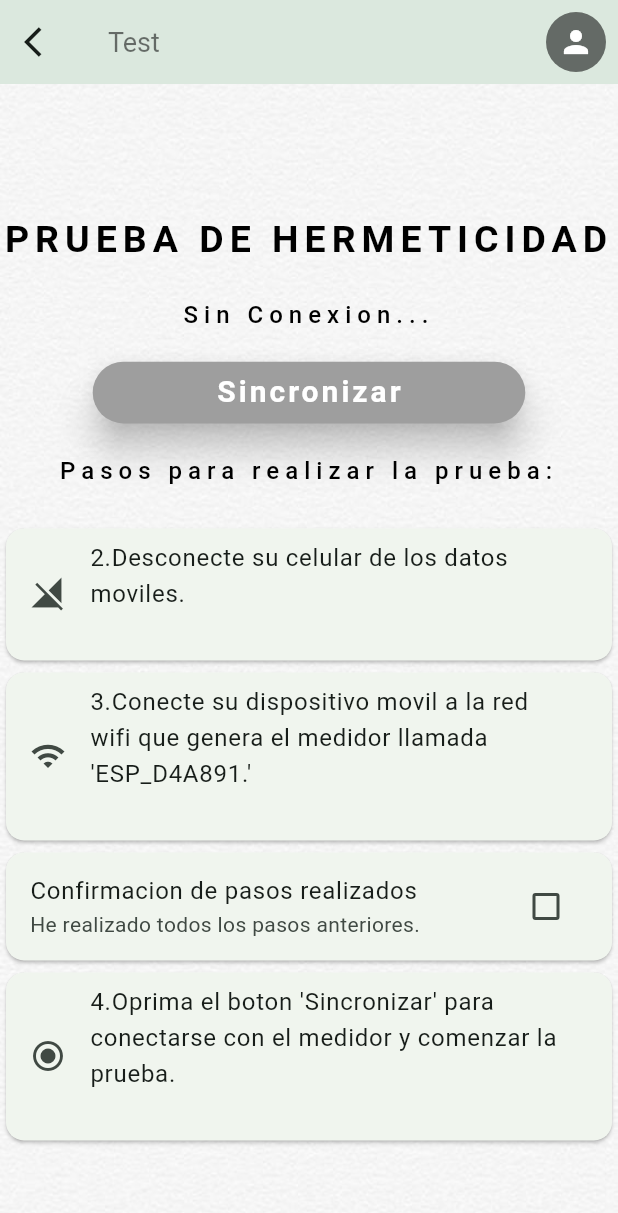
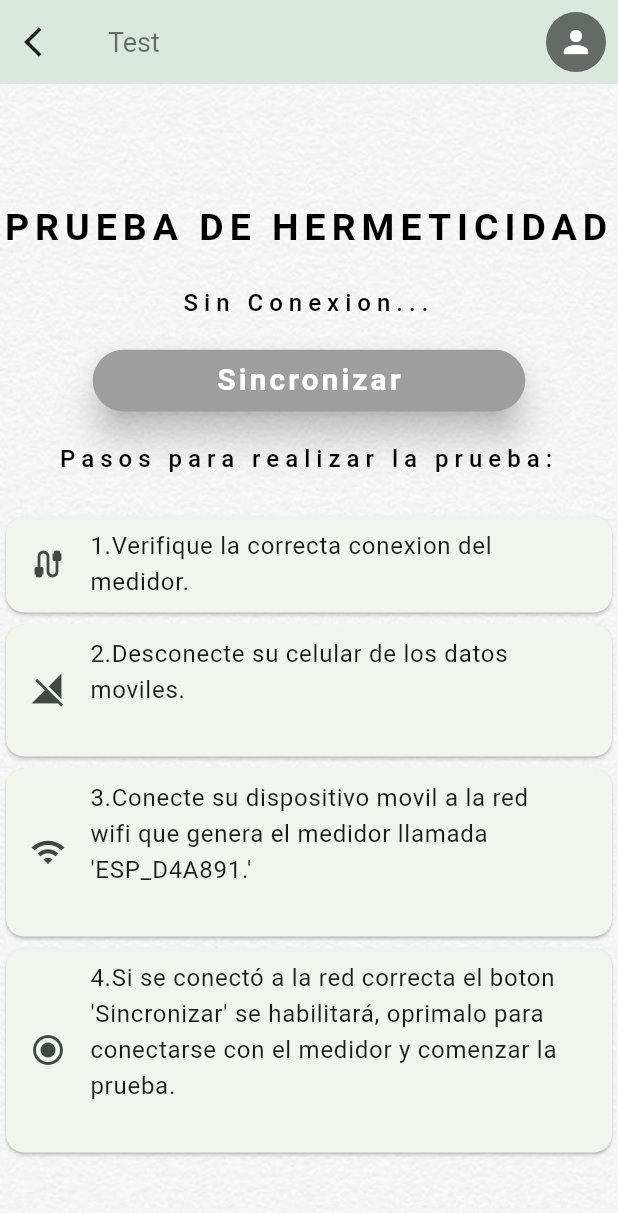
Before and after one commit to IngAndresRincon/HermeticidadAPP, a Flutter app: the TestPage screen opened by its route, after a tap on "Sincronizar", on a phone screen of 412 x 824 dp. Shown: the top 1213 px of the screen. Run offline on Flutter 3.47's test engine with Material 2 defaults, Android fonts, the phone set to English and light mode, and no system bars; our stand-ins replace fluttertoast, syncfusion_flutter_charts; network calls fail.

Commit message:
Ping a WebSocket Server, Verificar Conexion

```diff
--- a/lib/Page/testPage.dart
+++ b/lib/Page/testPage.dart
@@ -3,12 +3,14 @@ import 'package:hermeticidadapp/Tools/complements.dart';
 import 'package:hermeticidadapp/Models/models.dart';
 import 'package:web_socket_channel/web_socket_channel.dart';
 import '../Widgets/elevatebutton.dart';
+import 'package:http/http.dart' as http;
 
 import 'package:web_socket_channel/io.dart';
 import 'package:syncfusion_flutter_charts/charts.dart';
 import 'package:path_provider/path_provider.dart';
 import 'dart:convert';
 import 'dart:io';
+import 'dart:async';
 
 class TestPage extends StatefulWidget {
   final StorageFile storage = StorageFile();
@@ -18,23 +20,28 @@ class TestPage extends StatefulWidget {
 }
 
 class _TestPageState extends State<TestPage> {
-  //final channel = IOWebSocketChannel.connect('ws://192.168.11.100/ws');
+  final serverUrl = 'ws://192.168.11.100/ws';
+  final testUrl = 'http://192.168.11.100/verificar_conexion';
   late WebSocketChannel channel;
   List<ChartData> chartData = [];
   String receivedText = 'Datos Recibidos...';
   String macESP32 = 'Sin Conexion...';
+  String conectMns = '';
   bool isInTestState = false;
   bool isInCalibState = false;
   bool isInSocket = false;
   bool flagButton = false;
   bool checkboxValue = false;
+  bool isDisposeCalled = false;
+  bool pong = false;
+  late Timer pingTimer;
   String paso0 = "Pasos para realizar la prueba:\n";
-  String paso1 = "1.Conecte el dispositivo de medicion correctamente.\n";
+  String paso1 = "1.Verifique la correcta conexion del medidor.";
   String paso2 = "2.Desconecte su celular de los datos moviles.\n";
   String paso3 =
       "3.Conecte su dispositivo movil a la red wifi que genera el medidor llamada 'ESP_D4A891.'\n";
   String paso4 =
-      "4.Oprima el boton 'Sincronizar' para conectarse con el medidor y comenzar la prueba.\n";
+      "4.Si se conectó a la red correcta el boton 'Sincronizar' se habilitará, oprimalo para conectarse con el medidor y comenzar la prueba.\n";
   @override
   void dispose() {
     super.dispose();
@@ -42,10 +49,17 @@ class _TestPageState extends State<TestPage> {
       channel.sink
           .close(); // Cierra el canal WebSocket cuando el widget se elimina
     }
+    isDisposeCalled = true;
   }
 
   @override
   void initState() {
+    // Configura un temporizador para enviar pings periódicamente
+    pingTimer = Timer.periodic(const Duration(seconds: 2), (_) {
+      if (!isDisposeCalled) {
+        ping();
+      }
+    });
     widget.storage.writeFileData(
         "Primera linea en el archivo\nSegunda linea del archivo\nTercera linea del archivo");
     super.initState();
@@ -67,7 +81,7 @@ class _TestPageState extends State<TestPage> {
       Map<String, dynamic> userMap = jsonDecode(data);
       var user = UserSocket.fromJson(userMap);
       macESP32 = 'Conectado: ' + user.mac;
-      macESP32 != 'Sin Conexion...' ? isInSocket = true : isInSocket = false;
+      //macESP32 != 'Sin Conexion...' ? isInSocket = true : isInSocket = false;
       receivedText = 'Presion(PCI): ' + user.presion;
 
       // Parsea y agrega los datos recibidos a la lista de datos del gráfico
@@ -85,15 +99,63 @@ class _TestPageState extends State<TestPage> {
     });
   }
 
-  void reconectSocket() {
-    //showDialogLoad(context);
+  Future<bool> isWebSocketAvailable(String serverUrl) async {
+    try {
+      final response = await http.get(Uri.parse(serverUrl));
+      if (response.statusCode == 200) {
+        return true; // El servidor WebSocket está disponible.
+      } else {
+        return false; // El servidor WebSocket no está disponible.
+      }
+    } catch (e) {
+      return false; // Error al intentar conectar, el servidor no está disponible.
+    }
+  }
+
+  void ping() async {
+    if (await isWebSocketAvailable(testUrl)) {
+      pong = true;
+    } else {
+      pong = false;
+    }
     setState(() {
-      try {
-        flagButton = true;
-        channel = IOWebSocketChannel.connect('ws://192.168.11.100/ws');
+      if (pong) {
+        //conectMns = macESP32;
+        //showMessageTOAST(context, "Conexion Exitosa con medidor", Colors.green);
+        checkboxValue = true;
+      } else {
+        isInSocket = false;
+        checkboxValue = false;
+        macESP32 = "Sin Conexion...";
+        //showMessageTOAST(context, "Conexion fallida con el medidor", Colors.redAccent);
+      }
+    });
+  }
+
+  void reconectSocket() async {
+    try {
+      if (await isWebSocketAvailable(testUrl)) {
+        channel = IOWebSocketChannel.connect(serverUrl);
         channel.stream.listen((data) {
           onDataReceived(data);
         });
+        isInSocket = true;
+      } else {
+        isInSocket = false;
+      }
+    } catch (e) {
+      print('Error al conectar con el socket: $e');
+    }
+    setState(() {
+      flagButton = true;
+      try {
+        if (isInSocket) {
+          showMessageTOAST(
+              context, "Conexion Exitosa con medidor", Colors.green);
+        } else {
+          showMessageTOAST(context, "No se pudo conectar con el medidor",
+              Colors.red.shade700);
+        }
       } catch (e) {
         print('Error al conectar con el socket: $e');
       }
@@ -105,7 +167,7 @@ class _TestPageState extends State<TestPage> {
       isInCalibState = !isInCalibState;
       if (isInCalibState) {
         chartData.clear();
-        showMessageTOAST(context, "Calibracion Iniciada", Colors.red.shade700);
+        showMessageTOAST(context, "Calibracion Iniciada", Colors.green);
       } else {
         showMessageTOAST(context, "Calibracion Terminada", Colors.red.shade700);
       }
@@ -235,6 +297,12 @@ class _TestPageState extends State<TestPage> {
         ),
         Card(
           child: ListTile(
+            leading: const Icon(Icons.cable),
+            title: Text(paso1),
+          ),
+        ),
+        Card(
+          child: ListTile(
             leading: const Icon(Icons.signal_cellular_off),
             title: Text(paso2),
           ),
@@ -243,18 +311,6 @@ class _TestPageState extends State<TestPage> {
           child: ListTile(
             leading: const Icon(Icons.wifi),
             title: Text(paso3),
-          ),
-        ),
-        Card(
-          child: CheckboxListTile(
-            value: checkboxValue,
-            onChanged: (bool? value) {
-              setState(() {
-                checkboxValue = value!;
-              });
-            },
-            title: const Text('Confirmacion de pasos realizados'),
-            subtitle: const Text('He realizado todos los pasos anteriores.'),
           ),
         ),
         Card(
```
